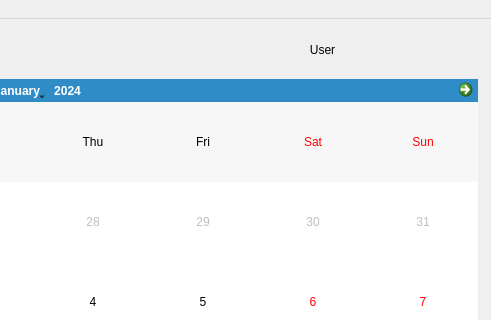
This is CalendarProject.ui in iniguitoo/Calendar-Project as Qt 5 draws it before an edit; both pictures show x 413 to 904 and y 0 to 320 of the 904 by 859 pixel window. The edited form follows.
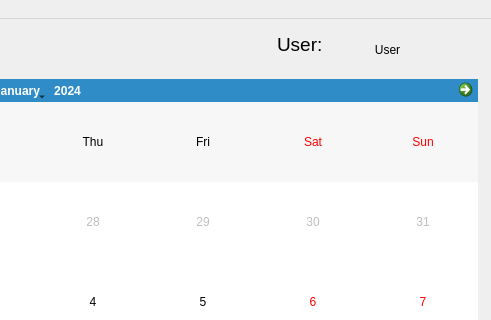
This is the edited form.

What changed in the file:
```diff
--- a/CalendarProject.ui
+++ b/CalendarProject.ui
@@ -52,9 +52,9 @@
    <widget class="QLabel" name="userName">
     <property name="geometry">
      <rect>
-      <x>570</x>
+      <x>700</x>
       <y>10</y>
-      <width>331</width>
+      <width>201</width>
       <height>41</height>
      </rect>
     </property>
@@ -65,6 +65,27 @@
      <set>Qt::AlignCenter</set>
     </property>
    </widget>
+   <widget class="QLabel" name="userTitle">
+    <property name="geometry">
+     <rect>
+      <x>690</x>
+      <y>0</y>
+      <width>91</width>
+      <height>51</height>
+     </rect>
+    </property>
+    <property name="font">
+     <font>
+      <pointsize>14</pointsize>
+     </font>
+    </property>
+    <property name="text">
+     <string>User:</string>
+    </property>
+    <property name="alignment">
+     <set>Qt::AlignLeading|Qt::AlignLeft|Qt::AlignVCenter</set>
+    </property>
+   </widget>
   </widget>
   <widget class="QMenuBar" name="menubar">
    <property name="geometry">
```
